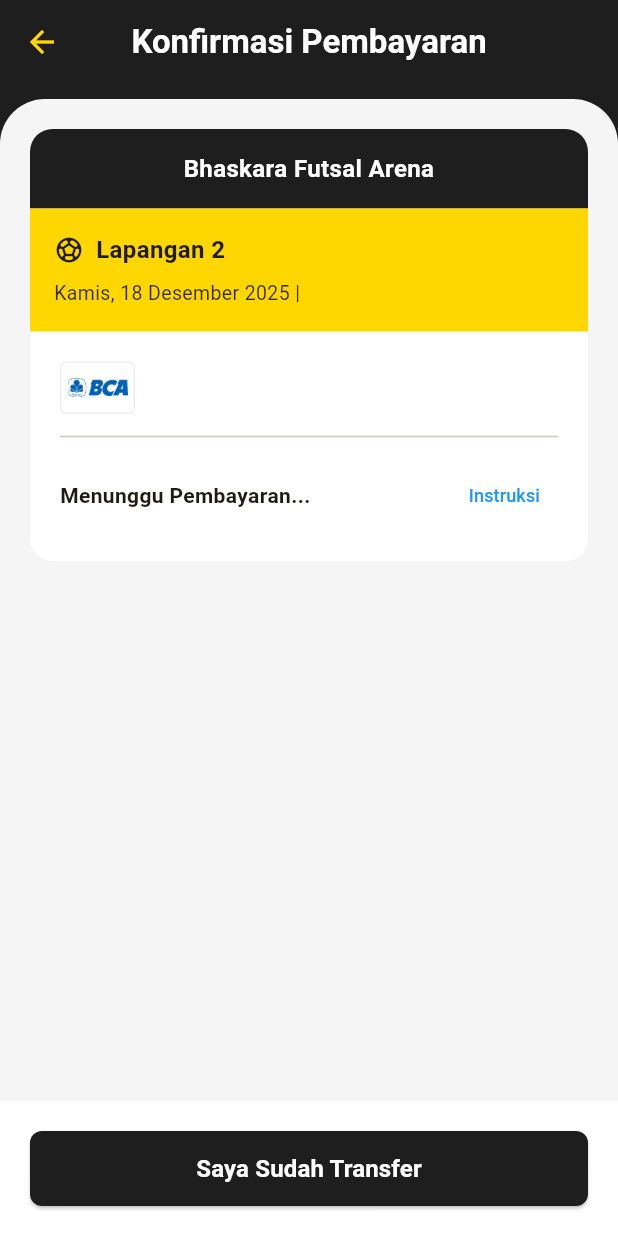
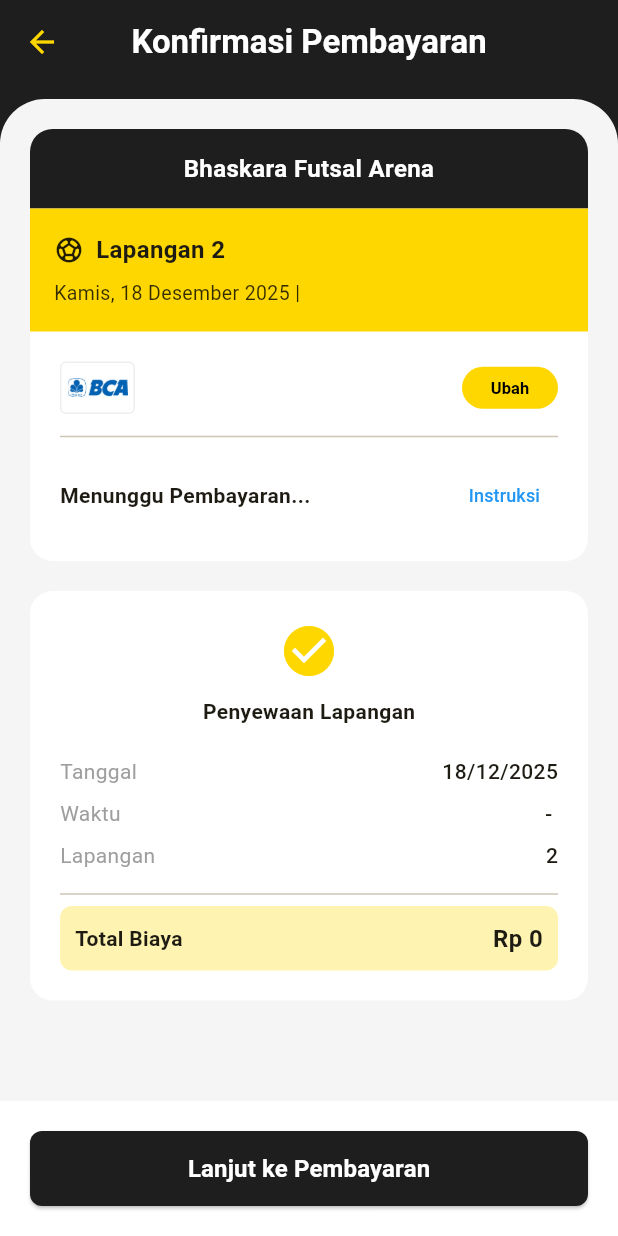
Before and after one commit to arsyanueva/tekber7, a Flutter app: the BookingDetailScreen screen opened directly with empty values, on a phone screen of 412 x 824 dp. Run offline on Flutter 3.47's test engine with Material 3 defaults, Android fonts, the phone set to English and light mode, and no system bars; our stand-ins replace image_picker, supabase_flutter; accounts and stored records are empty.

Commit message:
fix: payment gateway

```diff
--- a/lib/screens/booking/booking_detail_screen.dart
+++ b/lib/screens/booking/booking_detail_screen.dart
@@ -1,20 +1,19 @@
 import 'package:flutter/material.dart';
 import 'package:intl/intl.dart';
 import 'package:tekber7/models/booking_model.dart';
-import 'package:tekber7/services/booking_service.dart'; // Gak pake 's'
-import 'payment_success_screen.dart';
-import 'payment_gateway_screen.dart';
+import 'package:tekber7/services/booking_service.dart';
+import 'payment_gateway_screen.dart'; // Import halaman PIN
 
 class BookingDetailScreen extends StatefulWidget {
   final BookingModel booking;
   final String fieldName;
-  final String selectedMethod; // <--- BARANG BARU DARI SEBELAH
+  final String selectedMethod;
 
   const BookingDetailScreen({
     super.key,
     required this.booking,
     this.fieldName = "Bhaskara Futsal Arena",
-    required this.selectedMethod, // <--- WAJIB DIISI
+    required this.selectedMethod,
   });
 
   @override
@@ -22,28 +21,24 @@ class BookingDetailScreen extends StatefulWidget {
 }
 
 class _BookingDetailScreenState extends State<BookingDetailScreen> {
-  final BookingService _bookingService = BookingService();
-  bool _isLoading = false;
+  // Logic Navigasi ke Halaman PIN (Gateway)
+  void _handlePaymentSimulation() {
+    final info = _getPaymentInfo(); // Ambil info logo & warna
 
-  void _handlePaymentSimulation() {
-    // Ambil info warna & logo lagi
-    final info = _getPaymentInfo();
-
-    // Pindah ke Halaman Gateway (PIN)
     Navigator.push(
       context,
       MaterialPageRoute(
         builder: (context) => PaymentGatewayScreen(
           booking: widget.booking,
-          paymentMethod: widget.selectedMethod, // misal "E-Wallet Dana"
-          imagePath: info['imagePath'],         // Logo Dana
-          themeColor: info['color'] ?? Colors.blue, // Warna Biru Dana
+          paymentMethod: widget.selectedMethod,
+          imagePath: info['imagePath'],         // Kirim Logo
+          themeColor: info['color'] ?? Colors.blue, // Kirim Warna Tema
         ),
       ),
     );
   }
 
-  // --- HELPER LOGO & DATA DINAMIS (VERSION 2.0 LENGKAP) ---
+  // --- HELPER LOGO & DATA DINAMIS ---
   Map<String, dynamic> _getPaymentInfo() {
     String method = widget.selectedMethod;
 
@@ -51,11 +46,9 @@ class _BookingDetailScreenState extends State<BookingDetailScreen> {
     String title = method;
     String account = "Menunggu Pembayaran...";
     String action = "Instruksi";
-    String logoPath = "assets/images/bca.png"; // Default fallback
+    String logoPath = "assets/images/bca.png";
     Color color = Colors.blue;
 
-    // LOGIC PEMETAAN ASSETS
-    // Pastikan nama file di folder assets/images/ kamu sesuai ya!
     if (method.contains("BCA")) {
       logoPath = "assets/images/bca.png";
       account = "0812-3456-7890 (BCA)";
@@ -81,6 +74,7 @@ class _BookingDetailScreenState extends State<BookingDetailScreen> {
       logoPath = "assets/images/gopay.png";
       account = "0812-3456-7890 (Gopay)";
       action = "Buka Gojek";
+      color = Colors.green;
     } else if (method.contains("OVO")) {
       logoPath = "assets/images/ovo.png";
       account = "0812-3456-7890 (OVO)";
@@ -99,9 +93,8 @@ class _BookingDetailScreenState extends State<BookingDetailScreen> {
       color = Colors.black;
     }
 
-    // Return Data Lengkap termasuk Path Image
     return {
-      "imagePath": logoPath, // Kita pake image sekarang, bukan icon
+      "imagePath": logoPath,
       "color": color,
       "title": title,
       "account": account,
@@ -112,7 +105,7 @@ class _BookingDetailScreenState extends State<BookingDetailScreen> {
   @override
   Widget build(BuildContext context) {
     final String formattedDate = DateFormat('EEEE, d MMMM yyyy', 'id_ID').format(widget.booking.bookingDate);
-    final paymentInfo = _getPaymentInfo(); // Ambil info dinamis
+    final paymentInfo = _getPaymentInfo();
 
     const Color primaryBlack = Color(0xFF1E1E1E);
     const Color primaryYellow = Color(0xFFFFD700);
@@ -127,9 +120,7 @@ class _BookingDetailScreenState extends State<BookingDetailScreen> {
         centerTitle: true,
         elevation: 0,
       ),
-      body: _isLoading
-          ? const Center(child: CircularProgressIndicator(color: primaryYellow))
-          : Column(
+      body: Column(
         children: [
           Expanded(
             child: Container(
@@ -145,12 +136,13 @@ class _BookingDetailScreenState extends State<BookingDetailScreen> {
                       clipBehavior: Clip.antiAlias,
                       child: Column(
                         children: [
-                                // Header & Subheader (Sama kayak sebelumnya)
+                          // Header Hitam
                           Container(
                             width: double.infinity, padding: const EdgeInsets.symmetric(vertical: 15),
                             color: primaryBlack,
                             child: Text(widget.fieldName, textAlign: TextAlign.center, style: const TextStyle(color: Colors.white, fontWeight: FontWeight.bold, fontSize: 16)),
                           ),
+                          // Subheader Kuning
                           Container(
                             width: double.infinity, padding: const EdgeInsets.all(16), color: primaryYellow,
                             child: Column(
@@ -170,34 +162,25 @@ class _BookingDetailScreenState extends State<BookingDetailScreen> {
                               crossAxisAlignment: CrossAxisAlignment.start,
                               children: [
                                 Row(
+                                  mainAxisAlignment: MainAxisAlignment.spaceBetween,
                                   children: [
-                                          // 1. Container Logo (Biar rapi ada kotaknya)
+                                    // LOGO & NAMA METODE
+                                    Row(children: [
                                       Container(
-                                            width: 50,
-                                            height: 35,
+                                        width: 50, height: 35,
                                         padding: const EdgeInsets.all(4),
-                                            decoration: BoxDecoration(
-                                              color: Colors.white,
-                                              borderRadius: BorderRadius.circular(4),
-                                              border: Border.all(color: Colors.grey.shade200)
-                                            ),
-                                            // 2. Panggil Gambar dari Assets (imagePath dari _getPaymentInfo)
-                                            child: Image.asset(
-                                              paymentInfo['imagePath'],
-                                              fit: BoxFit.contain,
-                                              // Jaga-jaga kalo gambar gak ketemu/error, pake icon bank default
-                                              errorBuilder: (context, error, stackTrace) => const Icon(Icons.account_balance, color: Colors.blue, size: 20),
+                                        decoration: BoxDecoration(color: Colors.white, borderRadius: BorderRadius.circular(4), border: Border.all(color: Colors.grey.shade200)),
+                                        child: Image.asset(paymentInfo['imagePath'], fit: BoxFit.contain,
+                                           errorBuilder: (c,o,s) => const Icon(Icons.account_balance, color: Colors.blue, size: 20),
                                         ),
                                       ),
+                                      const SizedBox(width: 12),
+                                      Text(paymentInfo['title'], style: const TextStyle(fontWeight: FontWeight.bold, fontSize: 15))
+                                    ]),
 
-                                          const SizedBox(width: 12),
-
-                                          // 3. Nama Metode Pembayaran
-                                          Text(
-                                            paymentInfo['title'],
-                                            style: const TextStyle(fontWeight: FontWeight.bold, fontSize: 15)
-                                          )
-                                        ]
+                                    // Tombol Ubah
+                                    SizedBox(height: 28, child: ElevatedButton(style: ElevatedButton.styleFrom(backgroundColor: primaryYellow, padding: const EdgeInsets.symmetric(horizontal: 12), elevation: 0), onPressed: (){ Navigator.pop(context); }, child: const Text("Ubah", style: TextStyle(color: Colors.black, fontSize: 11, fontWeight: FontWeight.bold))))
+                                  ],
                                 ),
                                 const Divider(height: 30),
                                 Row(
@@ -215,13 +198,40 @@ class _BookingDetailScreenState extends State<BookingDetailScreen> {
                         ],
                       ),
                     ),
+                    const SizedBox(height: 20),
+
+                    // CARD 2: RINCIAN BIAYA
+                    Container(
+                      padding: const EdgeInsets.all(20),
+                      decoration: BoxDecoration(color: Colors.white, borderRadius: BorderRadius.circular(15)),
+                      child: Column(
+                        children: [
+                          const Icon(Icons.check_circle, color: primaryYellow, size: 40),
+                          const SizedBox(height: 10),
+                          const Text('Penyewaan Lapangan', style: TextStyle(fontWeight: FontWeight.bold)),
+                          const SizedBox(height: 20),
+                          _buildRow("Tanggal", _formatDate(widget.booking.bookingDate)),
+                          _buildRow("Waktu", "${widget.booking.startTime} - ${widget.booking.endTime}"),
+                          _buildRow("Lapangan", "2"),
+                          const Divider(),
+                          Container(
+                            padding: const EdgeInsets.all(10),
+                            decoration: BoxDecoration(color: primaryYellow.withOpacity(0.3), borderRadius: BorderRadius.circular(8)),
+                            child: Row(mainAxisAlignment: MainAxisAlignment.spaceBetween, children: [
+                              const Text("Total Biaya", style: TextStyle(fontWeight: FontWeight.bold)),
+                              Text("Rp ${widget.booking.totalPrice}", style: const TextStyle(fontWeight: FontWeight.bold, fontSize: 16)),
+                            ]),
+                          )
+                        ],
+                      ),
+                    ),
                   ],
                 ),
               ),
             ),
           ),
 
-                // TOMBOL KONFIRMASI
+          // TOMBOL KONFIRMASI (PINDAH KE HALAMAN PIN)
           Container(
             padding: const EdgeInsets.all(20),
             color: Colors.white,
@@ -230,7 +240,7 @@ class _BookingDetailScreenState extends State<BookingDetailScreen> {
               child: ElevatedButton(
                 style: ElevatedButton.styleFrom(backgroundColor: primaryBlack, shape: RoundedRectangleBorder(borderRadius: BorderRadius.circular(8))),
                 onPressed: _handlePaymentSimulation,
-                      child: const Text('Saya Sudah Transfer', style: TextStyle(color: Colors.white, fontWeight: FontWeight.bold, fontSize: 16)),
+                child: const Text('Lanjut ke Pembayaran', style: TextStyle(color: Colors.white, fontWeight: FontWeight.bold, fontSize: 16)),
               ),
             ),
           ),
@@ -238,4 +248,7 @@ class _BookingDetailScreenState extends State<BookingDetailScreen> {
       ),
     );
   }
+
+  Widget _buildRow(String label, String value) => Padding(padding: const EdgeInsets.only(bottom: 8), child: Row(mainAxisAlignment: MainAxisAlignment.spaceBetween, children: [Text(label, style: const TextStyle(color: Colors.grey)), Text(value, style: const TextStyle(fontWeight: FontWeight.w500))]));
+  String _formatDate(DateTime date) => "${date.day}/${date.month}/${date.year}";
 }
--- a/lib/screens/booking/booking_summary_screen.dart
+++ b/lib/screens/booking/booking_summary_screen.dart
@@ -308,7 +308,7 @@ class _BookingSummaryScreenState extends State<BookingSummaryScreen> {
                             _buildPaymentOption("Transfer BCA", "assets/images/bca.png"),
                             _buildPaymentOption("Transfer BRI", "assets/images/bri.png"),
                             _buildPaymentOption("Transfer Mandiri", "assets/images/mandiri.png"),
-                            _buildPaymentOption("Bank Jatim", "assets/images/bank_jatim.png"),
+                            _buildPaymentOption("Bank Jatim", "assets/images/jatim.png"),
                           ]),
                         const SizedBox(height: 10),
                         _buildGroup(title: "E-Wallet", icon: Icons.wallet, children: [
```
Lines whose indentation alone changed are shown as unchanged.
